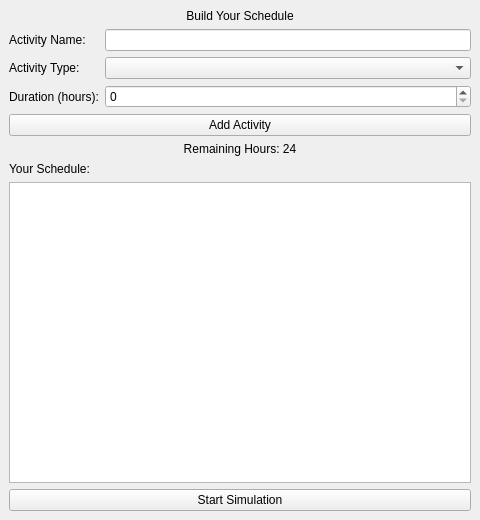
Old version of the form MainWindow/schedule_builder.ui in the repository osmanduru1/ScheduleGame-C-.
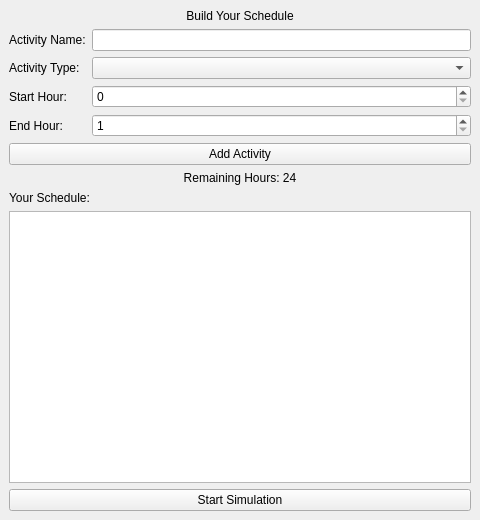
New version of the form.

Commit message: make the start and end time for an activity

```diff
--- a/MainWindow/schedule_builder.ui
+++ b/MainWindow/schedule_builder.ui
@@ -37,13 +37,43 @@
        <widget class="QComboBox" name="activityTypeComboBox"/>
       </item>
       <item row="2" column="0">
-       <widget class="QLabel" name="durationLabel">
-        <property name="text"><string>Duration (hours):</string></property>
+       <widget class="QLabel" name="startLabel">
+        <property name="text">
+         <string>Start Hour:</string>
+        </property>
        </widget>
       </item>
       <item row="2" column="1">
-       <widget class="QSpinBox" name="durationSpinBox"/>
+       <widget class="QSpinBox" name="startHourSpinBox">
+        <property name="minimum">
+         <number>0</number>
+        </property>
+        <property name="maximum">
+         <number>23</number>
+        </property>
+       </widget>
       </item>
+
+
+      <item row="3" column="0">
+       <widget class="QLabel" name="endLabel">
+        <property name="text">
+         <string>End Hour:</string>
+        </property>
+       </widget>
+      </item>
+
+      <item row="3" column="1">
+       <widget class="QSpinBox" name="endHourSpinBox">
+        <property name="minimum">
+         <number>1</number>
+        </property>
+        <property name="maximum">
+         <number>24</number>
+        </property>
+       </widget>
+      </item>
+
      </layout>
     </item>
 
```
Left out of the diff: 59 changed lines with no effect on the pictures. The commit also changes 113 other files.
